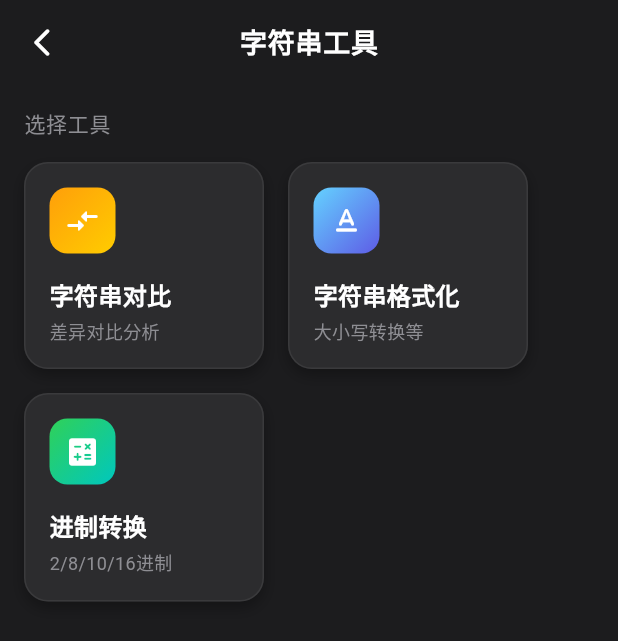
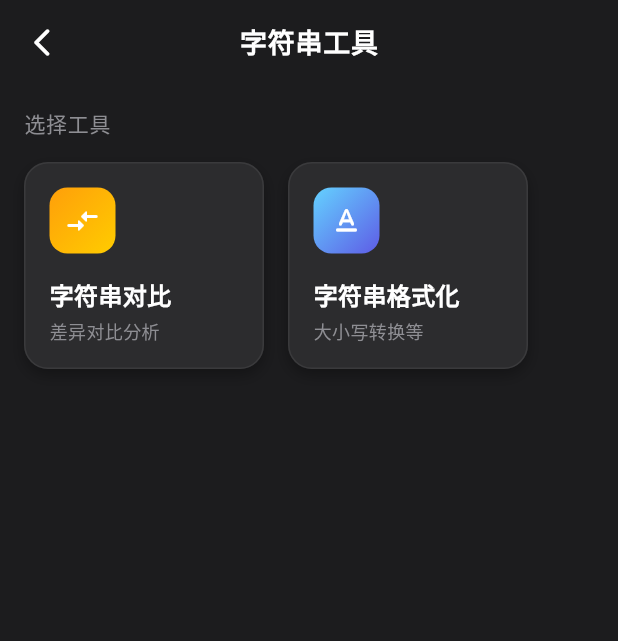
Before and after one commit to SpaceStar2016/ble_tool, a Flutter app: the screen it shows after launch, after a tap on "字符串工具", on a phone screen of 412 x 824 dp. Shown: the top 641 px of the screen. Run offline on Flutter 3.47's test engine with Material 3 defaults, Android fonts, the phone set to English and light mode, and no system bars; our stand-ins replace flutter_screenutil, objectbox; missing offline and left inert: diff_match_patch; generated files the repository leaves out were written again.

Commit message:
14545462462642

```diff
--- a/lib/string_module/page/radix_convert_page.dart
+++ b/lib/base_conversion_module/page/radix_convert_page.dart
@@ -1,5 +1,5 @@
 import 'package:ble_tool/app_base_page.dart';
-import 'package:ble_tool/string_module/util/radix_convert_util.dart';
+import 'package:ble_tool/base_conversion_module/util/radix_convert_util.dart';
 import 'package:ble_tool/theme/app_theme.dart';
 import 'package:flutter/material.dart';
 import 'package:flutter/services.dart';
--- a/lib/page/app.dart
+++ b/lib/page/app.dart
@@ -1,6 +1,5 @@
 import 'package:ble_tool/log_module/provider/log_provider.dart';
 import 'package:ble_tool/theme/app_theme.dart';
-import 'package:flutter/cupertino.dart';
 import 'package:flutter/material.dart';
 import 'package:provider/provider.dart';
 import 'package:flutter_screenutil/flutter_screenutil.dart';
--- a/lib/page/main_page.dart
+++ b/lib/page/main_page.dart
@@ -1,4 +1,5 @@
 import 'package:ble_tool/base64_module/page/base64_convert_page.dart';
+import 'package:ble_tool/base_conversion_module/page/radix_convert_page.dart';
 import 'package:ble_tool/json_module/page/json_tool_page.dart';
 import 'package:ble_tool/log_module/page/log_list_page.dart';
 import 'package:ble_tool/string_module/page/string_tool_page.dart';
@@ -133,6 +134,24 @@ class _MainPageState extends State<MainPage> {
                       );
                     },
                   ),
+                  _buildToolCard(
+                    icon: Icons.calculate_rounded,
+                    title: '进制转换',
+                    subtitle: '2/8/10/16进制',
+                    gradient: const LinearGradient(
+                      begin: Alignment.topLeft,
+                      end: Alignment.bottomRight,
+                      colors: [Color(0xFF30D158), Color(0xFF00C7BE)],
+                    ),
+                    onTap: () {
+                      Navigator.push(
+                        context,
+                        MaterialPageRoute(
+                          builder: (context) => const RadixConvertPage(),
+                        ),
+                      );
+                    },
+                  ),
                 ],
               ),
             ],
--- a/lib/string_module/page/string_tool_page.dart
+++ b/lib/string_module/page/string_tool_page.dart
@@ -1,5 +1,4 @@
 import 'package:ble_tool/app_base_page.dart';
-import 'package:ble_tool/string_module/page/radix_convert_page.dart';
 import 'package:ble_tool/string_module/page/string_diff_page.dart';
 import 'package:ble_tool/string_module/page/string_format_page.dart';
 import 'package:ble_tool/theme/app_theme.dart';
@@ -76,24 +75,6 @@ class _StringToolPageState extends AppBaseStatefulPageState<StringToolPage> {
                   );
                 },
               ),
-              _buildToolCard(
-                icon: Icons.calculate_rounded,
-                title: '进制转换',
-                subtitle: '2/8/10/16进制',
-                gradient: const LinearGradient(
-                  begin: Alignment.topLeft,
-                  end: Alignment.bottomRight,
-                  colors: [Color(0xFF30D158), Color(0xFF00C7BE)],
-                ),
-                onTap: () {
-                  Navigator.push(
-                    context,
-                    MaterialPageRoute(
-                      builder: (context) => const RadixConvertPage(),
-                    ),
-                  );
-                },
-              ),
             ],
           ),
         ],
```
Also changed, not shown: lib/base_conversion_module/util/radix_convert_util.dart (renamed from lib/string_module/util/radix_convert_util.dart).
